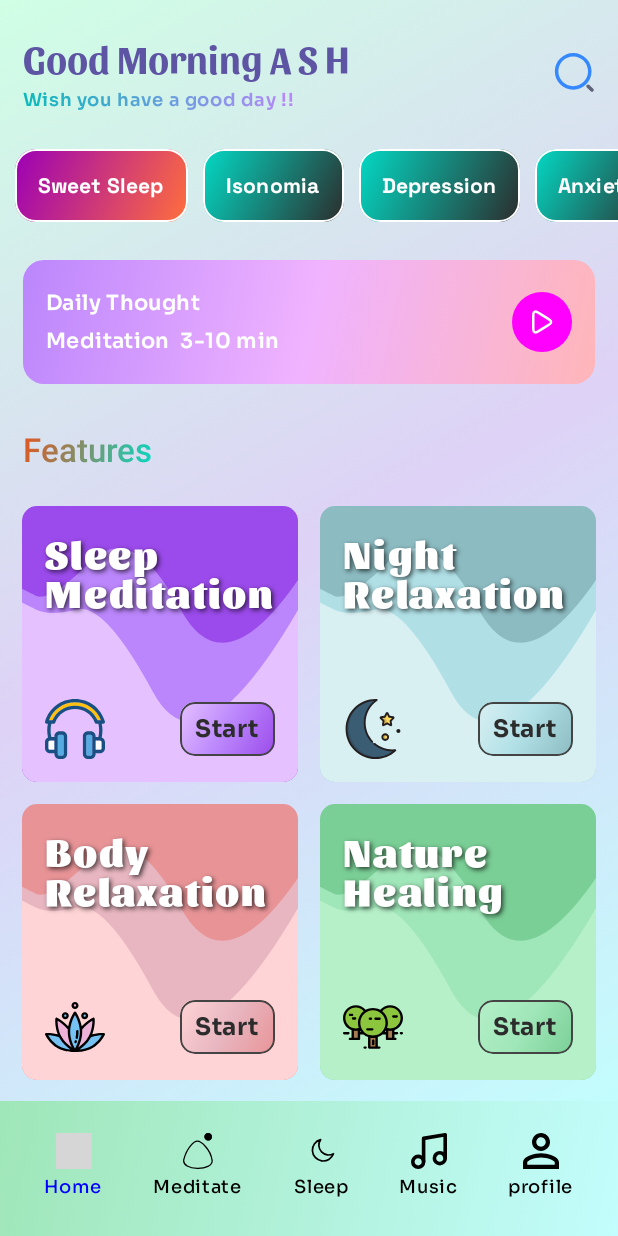
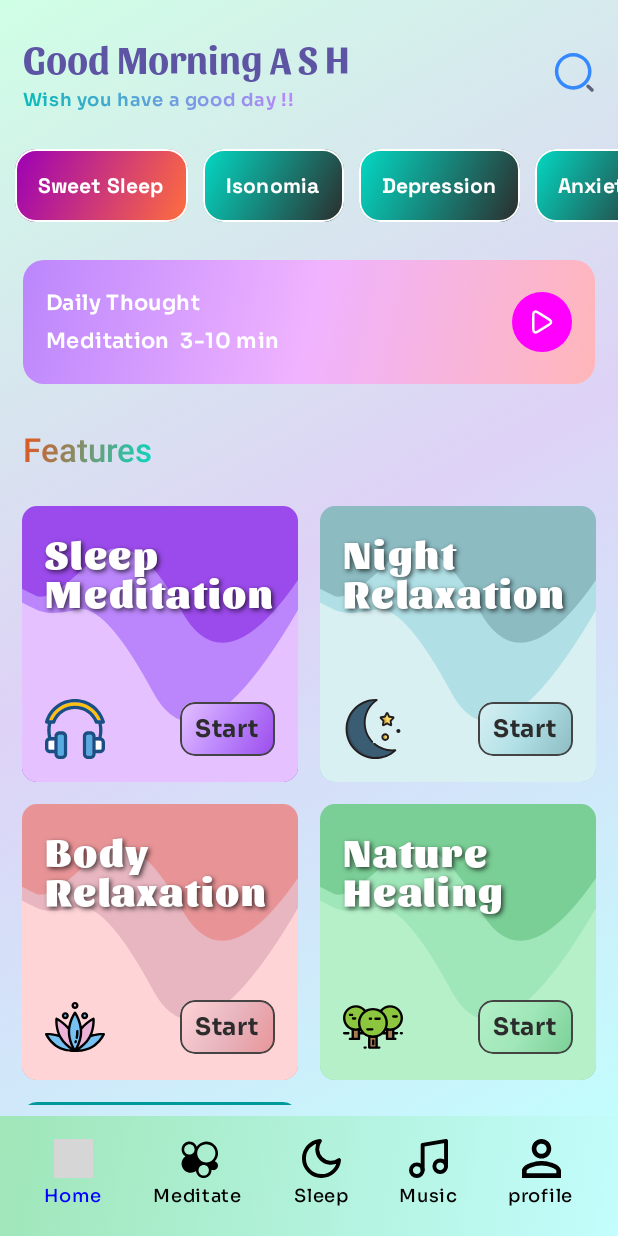
Before and after one commit to as-morat/Mediator-UI, an Android app built with Jetpack Compose: the screen it shows after launch (MainActivity), on a phone screen of 412 x 824 dp. Run offline under Robolectric (Android 15) with nearby library versions, the phone set to English and light mode, and no system bars; grey boxes are pictures that could not be loaded.

Commit message:
Full Single Page UI completed

```diff
--- a/app/src/main/java/com/example/meditation/home/bottommenu/BottomMenu.kt
+++ b/app/src/main/java/com/example/meditation/home/bottommenu/BottomMenu.kt
@@ -29,7 +29,7 @@ fun BottomMenu(
     Row(
         modifier = Modifier
             .fillMaxWidth()
-            .height(90.dp)
+            .height(80.dp)
             .background(
                 brush = Brush.linearGradient(
                     listOf(
@@ -52,7 +52,7 @@ fun BottomMenu(
                     painter = painterResource(id = item.iconId),
                     contentDescription = item.title,
                     tint = if (selectedItemIndex == index) activeHighlightColor else inactiveTextColor,
-                    modifier = Modifier.size(24.dp)
+                    modifier = Modifier.size(26.dp)
                 )
                 Text(
                     text = item.title,
--- a/app/src/main/res/drawable/ic_bubble.xml
+++ b/app/src/main/res/drawable/ic_bubble.xml
@@ -1,21 +1,5 @@
-<vector xmlns:android="http://schemas.android.com/apk/res/android"
-    android:width="23.617dp"
-    android:height="28.561dp"
-    android:viewportWidth="23.617"
-    android:viewportHeight="28.561">
-  <path
-      android:pathData="M11.443,6.489c-2.749,0 -8.3,4.982 -10.766,14.374s23.651,9.564 22.391,0.687S14.192,6.489 11.443,6.489Z"
-      android:strokeWidth="1"
-      android:fillColor="#00000000"
-      android:strokeColor="#707070"/>
-  <path
-      android:pathData="M19.981,3m-3,0a3,3 0,1 1,6 0a3,3 0,1 1,-6 0"
-      android:strokeWidth="1"
-      android:fillColor="#fff"
-      android:strokeColor="#00000000"/>
-  <path
-      android:pathData="M19.981,3m-2.5,0a2.5,2.5 0,1 1,5 0a2.5,2.5 0,1 1,-5 0"
-      android:strokeWidth="1"
-      android:fillColor="#00000000"
-      android:strokeColor="#707070"/>
+<vector xmlns:android="http://schemas.android.com/apk/res/android" android:height="30dp" android:viewportHeight="30" android:viewportWidth="30" android:width="30dp">
+
+    <path android:fillColor="#000000" android:pathData="M27.532,17.172A8.99,8.99 0,1 0,13.607 5.88,5.997 5.997,0 1,0 5.051,13.222a6.997,6.997 0,1 0,7.994 11.484A5.998,5.998 0,0 0,25 24c0,-0.122 -0.011,-0.24 -0.018,-0.359a3.487,3.487 0,1 0,2.55 -6.468ZM21,4a7,7 0,1 1,-7 7A7.008,7.008 0,0 1,21 4ZM8,4A4,4 0,1 1,4 8,4.004 4.004,0 0,1 8,4ZM19,28a4,4 0,1 1,4 -4A4.004,4.004 0,0 1,19 28Z"/>
+
 </vector>
--- a/app/src/main/res/drawable/ic_sleep.xml
+++ b/app/src/main/res/drawable/ic_sleep.xml
@@ -1,5 +1,13 @@
-<vector xmlns:android="http://schemas.android.com/apk/res/android" android:height="30dp" android:viewportHeight="64" android:viewportWidth="64" android:width="30dp">
-
-    <path android:fillColor="#00000000" android:pathData="M41.56,38.94A17.37,17.37 0,0 1,26.5 23.14,17.14 17.14,0 0,1 29.57,11.9a0.11,0.11 0,0 0,-0.11 -0.16A19.3,19.3 0,1 0,52.41 36.93a0.1,0.1 0,0 0,-0.14 -0.12A17.23,17.23 0,0 1,41.56 38.94Z" android:strokeColor="#000000" android:strokeWidth="3"/>
-
+<vector xmlns:android="http://schemas.android.com/apk/res/android"
+    android:width="29.944dp"
+    android:height="29.944dp"
+    android:viewportWidth="29.944"
+    android:viewportHeight="29.944">
+    <path
+        android:pathData="M28.444,16.185A13.5,13.5 0,1 1,13.759 1.5,10.5 10.5,0 0,0 28.444,16.185Z"
+        android:strokeLineJoin="round"
+        android:strokeWidth="3"
+        android:fillColor="#00000000"
+        android:strokeColor="#000"
+        android:strokeLineCap="round"/>
 </vector>
```
